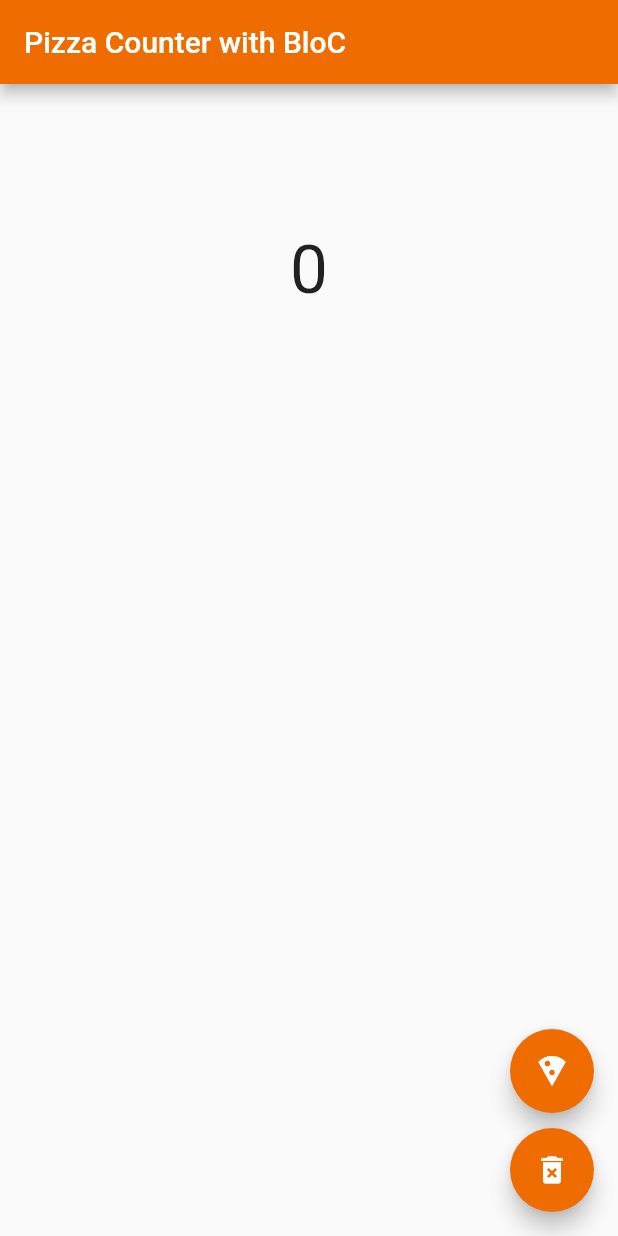
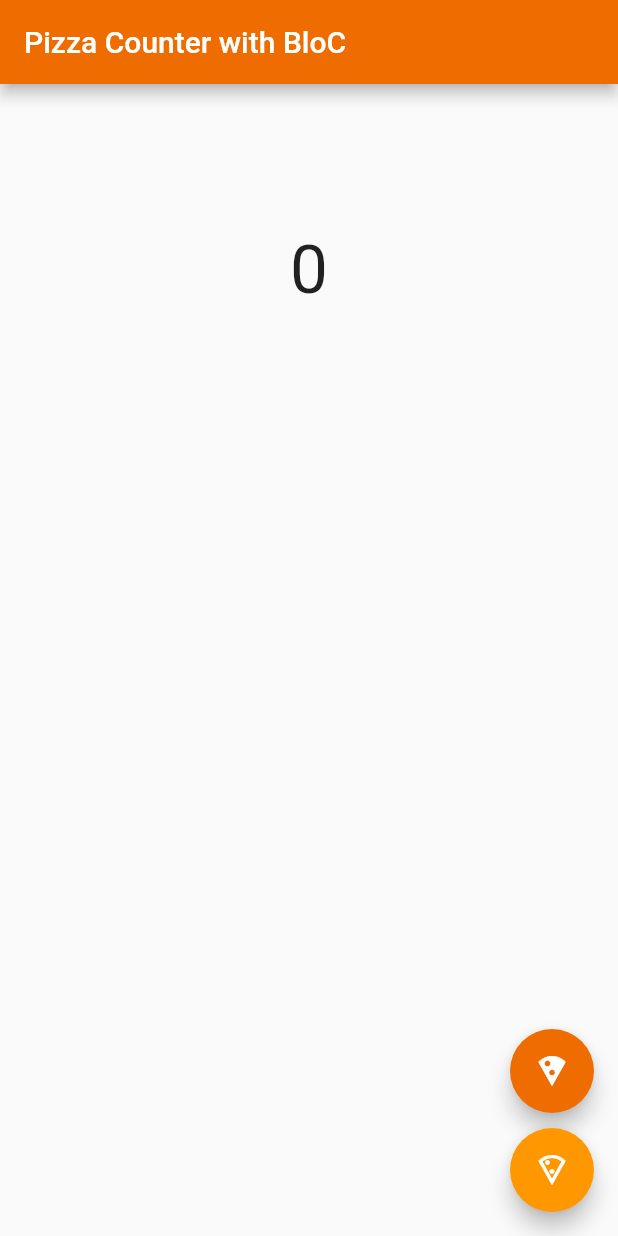
Before and after one commit to FQ211776-FORKS/flutter_bloc_pizza, a Flutter app: the screen it shows after launch, on a phone screen of 412 x 824 dp. Run offline on Flutter 3.47's test engine with Material 2 defaults, Android fonts, the phone set to English and light mode, and no system bars; our stand-ins replace bloc, equatable, flutter_bloc.

Commit message:
New pizza image

```diff
--- a/lib/main.dart
+++ b/lib/main.dart
@@ -65,7 +65,7 @@ class HomeScreen extends StatelessWidget {
                           child: SizedBox(
                             height: 50,
                             width: 50,
-                            child: Image.asset('assets/pizza.png'),
+                            child: state.pizzas[index].image,
                           ),
                         )
                     ],
@@ -88,10 +88,10 @@ class HomeScreen extends StatelessWidget {
           ),
           const SizedBox(height: 10),
           FloatingActionButton(
-            child: const Icon(Icons.delete_forever),
-            backgroundColor: Colors.orange[800],
+            child: const Icon(Icons.local_pizza_outlined),
+            backgroundColor: Colors.orange[500],
             onPressed: () {
-              context.read<PizzaCounterCubit>().decrement(Pizza.pizzas[0]);
+              context.read<PizzaCounterCubit>().increment(Pizza.pizzas[1]);
             },
           ),
         ],
--- a/lib/models/pizza.dart
+++ b/lib/models/pizza.dart
@@ -1,16 +1,30 @@
 import 'package:equatable/equatable.dart';
+import 'package:flutter/material.dart';
 
 class Pizza extends Equatable {
   final String id;
   final String name;
+  final Image image;
 
   const Pizza({
     required this.id,
     required this.name,
+    required this.image,
   });
 
   @override
   List<Object?> get props => [id, name];
 
-  static List<Pizza> pizzas = [const Pizza(id: '0', name: 'Margherita')];
+  static List<Pizza> pizzas = [
+    Pizza(
+      id: '0',
+      name: 'Pizza',
+      image: Image.asset('assets/pizza.png'),
+    ),
+    Pizza(
+      id: '1',
+      name: 'Slice',
+      image: Image.asset('assets/slice.png'),
+    ),
+  ];
 }
--- a/pubspec.yaml
+++ b/pubspec.yaml
@@ -63,6 +63,7 @@ flutter:
   # To add assets to your application, add an assets section, like this:
   assets:
     - assets/pizza.png
+    - assets/slice.png
   #   - images/a_dot_ham.jpeg
 
   # An image asset can refer to one or more resolution-specific "variants", see
```
Also changed, not shown: assets/pizza.png, assets/slice.png (added).
